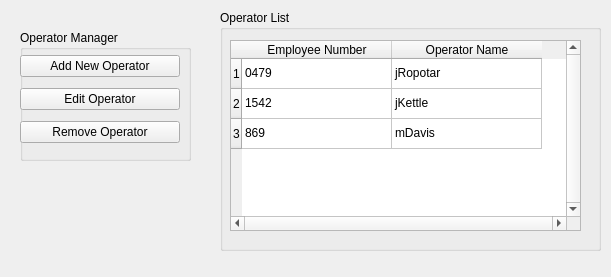
This is src/frontend/QT Designer Files/OperatorManagerWidget.ui in JamesShadowfyre/MANF555 as Qt 5 draws it before an edit. The edited form follows.
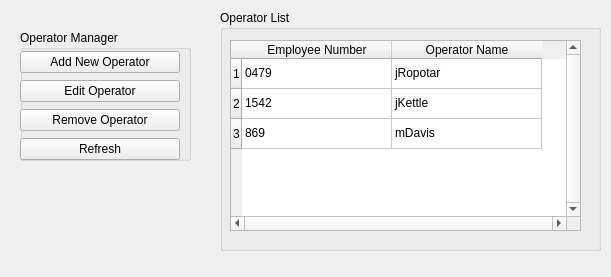
This is the edited form.

Commit message: OperatorManagerWidget_Handler ready, refresh button added to OperatorManagerWidget, operator function attempted in apiAccessPoint

```diff
--- a/src/frontend/QT Designer Files/OperatorManagerWidget.ui
+++ b/src/frontend/QT Designer Files/OperatorManagerWidget.ui
@@ -37,7 +37,7 @@
       <x>0</x>
       <y>20</y>
       <width>160</width>
-      <height>98</height>
+      <height>112</height>
      </rect>
     </property>
     <layout class="QVBoxLayout" name="verticalLayout">
@@ -62,6 +62,13 @@
        </property>
       </widget>
      </item>
+     <item>
+      <widget class="QPushButton" name="refreshButton">
+       <property name="text">
+        <string>Refresh</string>
+       </property>
+      </widget>
+     </item>
     </layout>
    </widget>
   </widget>
```
The commit also changes 3 other files.
